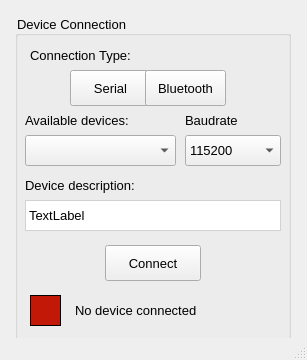
leonardo-unicamp/ECU-BCS-Triciclo, file gui/ui/connection.ui: the form before one commit.
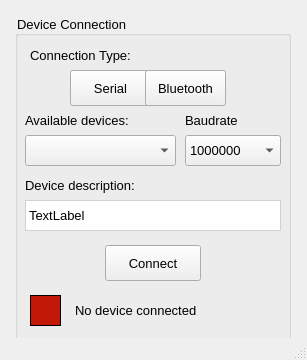
The form after the commit.

Diff of the .ui file:
```diff
--- a/gui/ui/connection.ui
+++ b/gui/ui/connection.ui
@@ -125,6 +125,11 @@
      <property name="cursor">
       <cursorShape>PointingHandCursor</cursorShape>
      </property>
+     <item>
+      <property name="text">
+       <string>1000000</string>
+      </property>
+     </item>
      <item>
       <property name="text">
        <string>115200</string>
```
